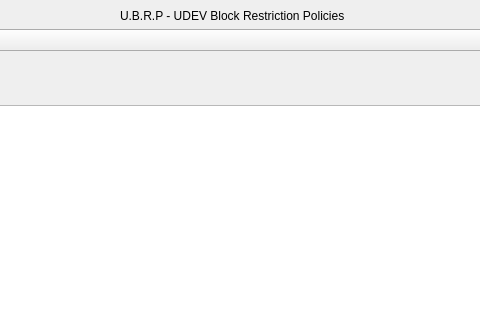
The window that mainwindow.ui (TwelfthFace/UBRP) describes before a commit, drawn with Qt 5; both pictures show x 124 to 604 and y 0 to 320 of the 800 by 600 pixel window.
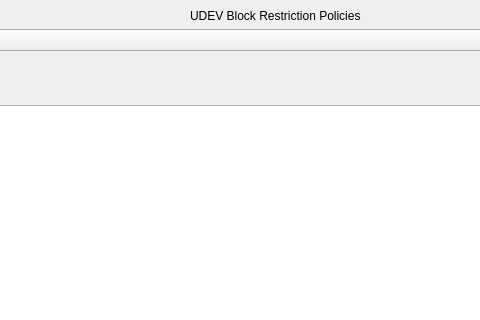
The same window after the commit.

Commit message: finishing touches to GUI; changed window name and changed label

```diff
--- a/mainwindow.ui
+++ b/mainwindow.ui
@@ -80,10 +80,10 @@
         </property>
        </widget>
       </item>
-      <item row="0" column="0" alignment="Qt::AlignHCenter">
+      <item row="0" column="0" colspan="2" alignment="Qt::AlignHCenter|Qt::AlignVCenter">
        <widget class="QLabel" name="label">
         <property name="text">
-         <string>U.B.R.P - UDEV Block Restriction Policies</string>
+         <string>UDEV Block Restriction Policies</string>
         </property>
        </widget>
       </item>
```
The commit also changes 1 other file.
